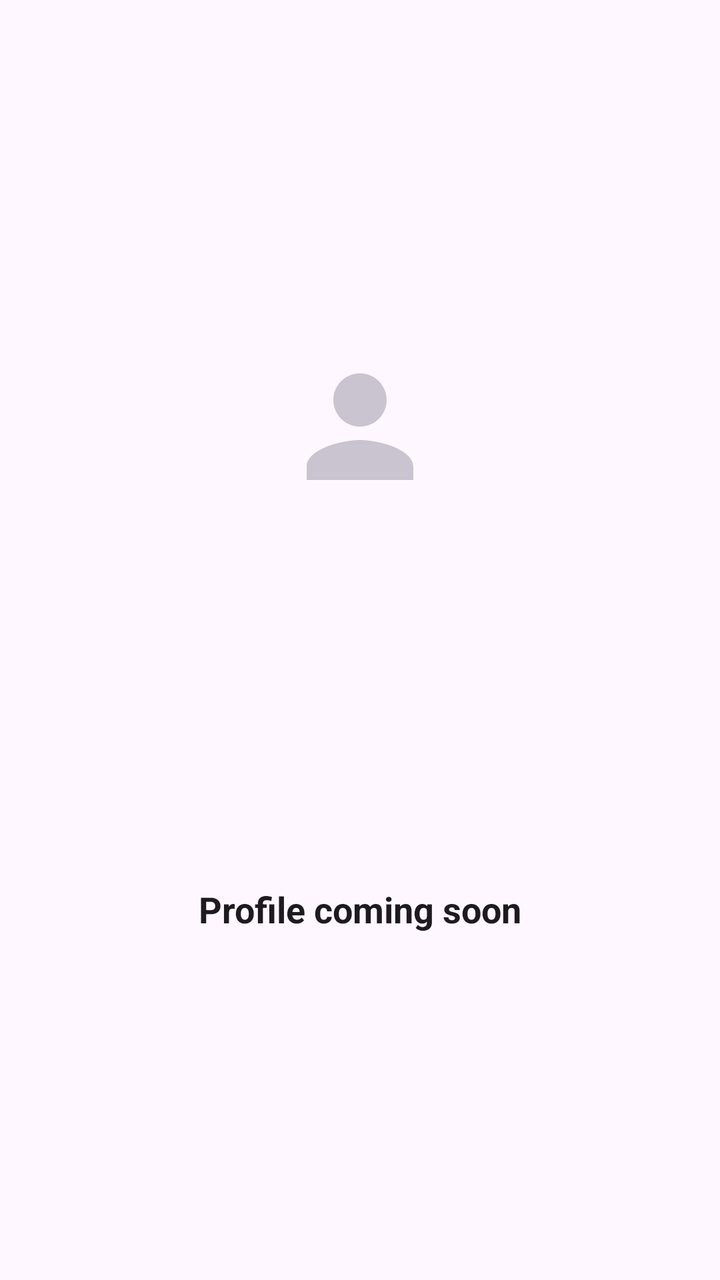
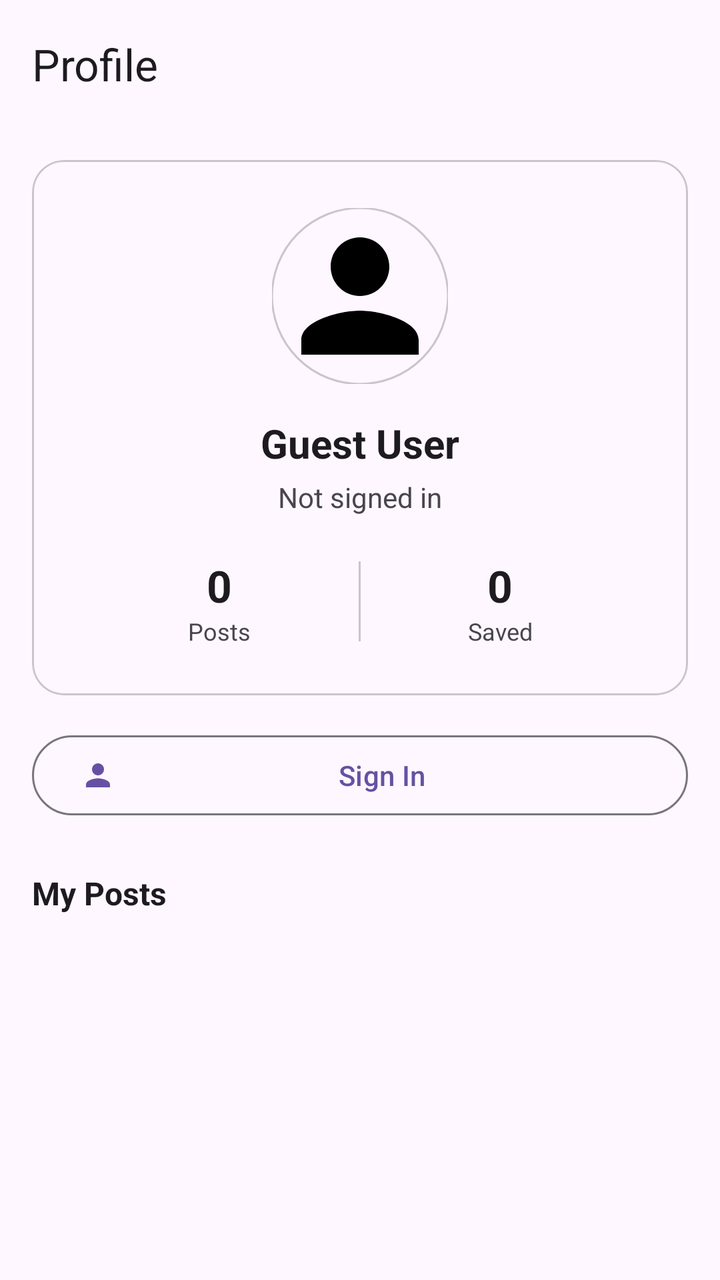

Before-and-after screenshots of an Android layout around one commit, followed by the original layout XML and the change that was made.
<!-- AndroidManifest.xml: application theme Theme.Findly -->
<!-- res/layout/fragment_profile.xml -->
<?xml version="1.0" encoding="utf-8"?>
<androidx.constraintlayout.widget.ConstraintLayout
    xmlns:android="http://schemas.android.com/apk/res/android"
    xmlns:app="http://schemas.android.com/apk/res-auto"
    android:layout_width="match_parent"
    android:layout_height="match_parent">

    <ImageView
        android:id="@+id/ivEmpty"
        android:layout_width="80dp"
        android:layout_height="80dp"
        android:src="@drawable/ic_person"
        app:tint="?attr/colorOutlineVariant"
        app:layout_constraintTop_toTopOf="parent"
        app:layout_constraintBottom_toTopOf="@id/tvTitle"
        app:layout_constraintStart_toStartOf="parent"
        app:layout_constraintEnd_toEndOf="parent"
        android:contentDescription="@null" />

    <TextView
        android:id="@+id/tvTitle"
        android:layout_width="wrap_content"
        android:layout_height="wrap_content"
        android:text="@string/profile_coming_soon"
        android:textSize="18sp"
        android:textStyle="bold"
        android:textColor="?attr/colorOnSurface"
        app:layout_constraintTop_toBottomOf="@id/ivEmpty"
        app:layout_constraintBottom_toBottomOf="parent"
        app:layout_constraintStart_toStartOf="parent"
        app:layout_constraintEnd_toEndOf="parent"
        android:layout_marginTop="16dp" />

</androidx.constraintlayout.widget.ConstraintLayout>
<!-- resources referenced by this layout -->
<resources>
  <!-- drawable ic_person (drawable) -->
  <vector xmlns:android="http://schemas.android.com/apk/res/android"
      android:width="24dp"
      android:height="24dp"
      android:viewportWidth="24"
      android:viewportHeight="24">
      <path
          android:fillColor="@android:color/black"
          android:pathData="M12,12c2.21,0 4,-1.79 4,-4s-1.79,-4 -4,-4 -4,1.79 -4,4 1.79,4 4,4zM12,14c-2.67,0 -8,1.34 -8,4v2h16v-2c0,-2.66 -5.33,-4 -8,-4z"/>
  </vector>
  <string name="profile_coming_soon">Profile coming soon</string>
  <style name="Theme.Findly" parent="Base.Theme.Findly" />
  <style name="Base.Theme.Findly" parent="Theme.Material3.DayNight.NoActionBar">
          
          
      </style>
</resources>

<!-- the commit's change to res/layout/fragment_profile.xml (unified diff, before → after) -->
@@ -1,34 +1,204 @@
 <?xml version="1.0" encoding="utf-8"?>
-<androidx.constraintlayout.widget.ConstraintLayout
+<androidx.coordinatorlayout.widget.CoordinatorLayout
     xmlns:android="http://schemas.android.com/apk/res/android"
     xmlns:app="http://schemas.android.com/apk/res-auto"
     android:layout_width="match_parent"
     android:layout_height="match_parent">
 
-    <ImageView
-        android:id="@+id/ivEmpty"
-        android:layout_width="80dp"
-        android:layout_height="80dp"
-        android:src="@drawable/ic_person"
-        app:tint="?attr/colorOutlineVariant"
-        app:layout_constraintTop_toTopOf="parent"
-        app:layout_constraintBottom_toTopOf="@id/tvTitle"
-        app:layout_constraintStart_toStartOf="parent"
-        app:layout_constraintEnd_toEndOf="parent"
-        android:contentDescription="@null" />
-
-    <TextView
-        android:id="@+id/tvTitle"
-        android:layout_width="wrap_content"
-        android:layout_height="wrap_content"
-        android:text="@string/profile_coming_soon"
-        android:textSize="18sp"
-        android:textStyle="bold"
-        android:textColor="?attr/colorOnSurface"
-        app:layout_constraintTop_toBottomOf="@id/ivEmpty"
-        app:layout_constraintBottom_toBottomOf="parent"
-        app:layout_constraintStart_toStartOf="parent"
-        app:layout_constraintEnd_toEndOf="parent"
-        android:layout_marginTop="16dp" />
-
-</androidx.constraintlayout.widget.ConstraintLayout>
+    <com.google.android.material.appbar.AppBarLayout
+        android:layout_width="match_parent"
+        android:layout_height="wrap_content">
+
+        <com.google.android.material.appbar.MaterialToolbar
+            android:layout_width="match_parent"
+            android:layout_height="?attr/actionBarSize"
+            app:title="@string/nav_profile" />
+
+    </com.google.android.material.appbar.AppBarLayout>
+
+    <androidx.core.widget.NestedScrollView
+        android:layout_width="match_parent"
+        android:layout_height="match_parent"
+        app:layout_behavior="@string/appbar_scrolling_view_behavior">
+
+        <LinearLayout
+            android:layout_width="match_parent"
+            android:layout_height="wrap_content"
+            android:orientation="vertical">
+
+            
+            <com.google.android.material.card.MaterialCardView
+                android:layout_width="match_parent"
+                android:layout_height="wrap_content"
+                android:layout_margin="16dp"
+                app:cardCornerRadius="16dp"
+                app:cardElevation="0dp"
+                app:strokeWidth="1dp"
+                app:strokeColor="?attr/colorOutlineVariant">
+
+                <LinearLayout
+                    android:layout_width="match_parent"
+                    android:layout_height="wrap_content"
+                    android:orientation="vertical"
+                    android:gravity="center"
+                    android:padding="24dp">
+
+                    
+                    <com.google.android.material.imageview.ShapeableImageView
+                        android:id="@+id/ivAvatar"
+                        android:layout_width="88dp"
+                        android:layout_height="88dp"
+                        android:scaleType="centerCrop"
+                        android:src="@drawable/ic_person"
+                        app:shapeAppearanceOverlay="@style/CircleImageView"
+                        app:strokeColor="?attr/colorOutlineVariant"
+                        app:strokeWidth="1dp" />
+
+                    
+                    <TextView
+                        android:id="@+id/tvDisplayName"
+                        android:layout_width="wrap_content"
+                        android:layout_height="wrap_content"
+                        android:layout_marginTop="16dp"
+                        android:textSize="20sp"
+                        android:textStyle="bold"
+                        android:textColor="?attr/colorOnSurface"
+                        android:text="@string/guest_user" />
+
+                    
+                    <TextView
+                        android:id="@+id/tvEmail"
+                        android:layout_width="wrap_content"
+                        android:layout_height="wrap_content"
+                        android:layout_marginTop="4dp"
+                        android:textSize="14sp"
+                        android:textColor="?attr/colorOnSurfaceVariant"
+                        android:text="@string/not_signed_in" />
+
+                    
+                    <LinearLayout
+                        android:layout_width="match_parent"
+                        android:layout_height="wrap_content"
+                        android:orientation="horizontal"
+                        android:layout_marginTop="20dp"
+                        android:gravity="center">
+
+                        
+                        <LinearLayout
+                            android:layout_width="0dp"
+                            android:layout_height="wrap_content"
+                            android:layout_weight="1"
+                            android:orientation="vertical"
+                            android:gravity="center">
+
+                            <TextView
+                                android:id="@+id/tvPostCount"
+                                android:layout_width="wrap_content"
+                                android:layout_height="wrap_content"
+                                android:textSize="22sp"
+                                android:textStyle="bold"
+                                android:textColor="?attr/colorOnSurface"
+                                android:text="0" />
+
+                            <TextView
+                                android:layout_width="wrap_content"
+                                android:layout_height="wrap_content"
+                                android:textSize="12sp"
+                                android:textColor="?attr/colorOnSurfaceVariant"
+                                android:text="@string/label_posts" />
+
+                        </LinearLayout>
+
+                        
+                        <View
+                            android:layout_width="1dp"
+                            android:layout_height="40dp"
+                            android:background="?attr/colorOutlineVariant" />
+
+                        
+                        <LinearLayout
+                            android:layout_width="0dp"
+                            android:layout_height="wrap_content"
+                            android:layout_weight="1"
+                            android:orientation="vertical"
+                            android:gravity="center">
+
+                            <TextView
+                                android:id="@+id/tvSavedCount"
+                                android:layout_width="wrap_content"
+                                android:layout_height="wrap_content"
+                                android:textSize="22sp"
+                                android:textStyle="bold"
+                                android:textColor="?attr/colorOnSurface"
+                                android:text="0" />
+
+                            <TextView
+                                android:layout_width="wrap_content"
+                                android:layout_height="wrap_content"
+                                android:textSize="12sp"
+                                android:textColor="?attr/colorOnSurfaceVariant"
+                                android:text="@string/label_saved" />
+
+                        </LinearLayout>
+
+                    </LinearLayout>
+
+                </LinearLayout>
+
+            </com.google.android.material.card.MaterialCardView>
+
+            
+            <com.google.android.material.button.MaterialButton
+                android:id="@+id/btnSignOut"
+                style="@style/Widget.Material3.Button.OutlinedButton"
+                android:layout_width="match_parent"
+                android:layout_height="wrap_content"
+                android:layout_marginHorizontal="16dp"
+                android:text="@string/btn_sign_in"
+                app:icon="@drawable/ic_person" />
+
+            
+            <TextView
+                android:layout_width="wrap_content"
+                android:layout_height="wrap_content"
+                android:layout_marginStart="16dp"
+                android:layout_marginTop="24dp"
+                android:layout_marginBottom="8dp"
+                android:text="@string/label_my_posts"
+                android:textSize="16sp"
+                android:textStyle="bold"
+                android:textColor="?attr/colorOnSurface" />
+
+            
+            <androidx.recyclerview.widget.RecyclerView
+                android:id="@+id/recyclerMyPosts"
+                android:layout_width="match_parent"
+                android:layout_height="wrap_content"
+                android:clipToPadding="false"
+                android:paddingHorizontal="12dp"
+                android:nestedScrollingEnabled="false" />
+
+            
+            <LinearLayout
+                android:id="@+id/emptyPosts"
+                android:layout_width="match_parent"
+                android:layout_height="wrap_content"
+                android:orientation="vertical"
+                android:gravity="center"
+                android:paddingVertical="32dp"
+                android:visibility="gone">
+
+                <TextView
+                    android:layout_width="wrap_content"
+                    android:layout_height="wrap_content"
+                    android:text="@string/no_posts_yet"
+                    android:textSize="15sp"
+                    android:textColor="?attr/colorOnSurfaceVariant" />
+
+            </LinearLayout>
+
+        </LinearLayout>
+
+    </androidx.core.widget.NestedScrollView>
+
+</androidx.coordinatorlayout.widget.CoordinatorLayout>
<!-- resource entries referenced after the edit -->
@@ -10,7 +10,18 @@
           android:fillColor="@android:color/black"
           android:pathData="M12,12c2.21,0 4,-1.79 4,-4s-1.79,-4 -4,-4 -4,1.79 -4,4 1.79,4 4,4zM12,14c-2.67,0 -8,1.34 -8,4v2h16v-2c0,-2.66 -5.33,-4 -8,-4z"/>
   </vector>
-  <string name="profile_coming_soon">Profile coming soon</string>
+  <string name="btn_sign_in">Sign In</string>
+  <string name="guest_user">Guest User</string>
+  <string name="label_my_posts">My Posts</string>
+  <string name="label_posts">Posts</string>
+  <string name="label_saved">Saved</string>
+  <string name="nav_profile">Profile</string>
+  <string name="no_posts_yet">You haven\'t posted anything yet</string>
+  <string name="not_signed_in">Not signed in</string>
+  <style name="CircleImageView" parent="">
+          <item name="cornerFamily">rounded</item>
+          <item name="cornerSize">50%</item>
+      </style>
   <style name="Theme.Findly" parent="Base.Theme.Findly" />
   <style name="Base.Theme.Findly" parent="Theme.Material3.DayNight.NoActionBar">
           
